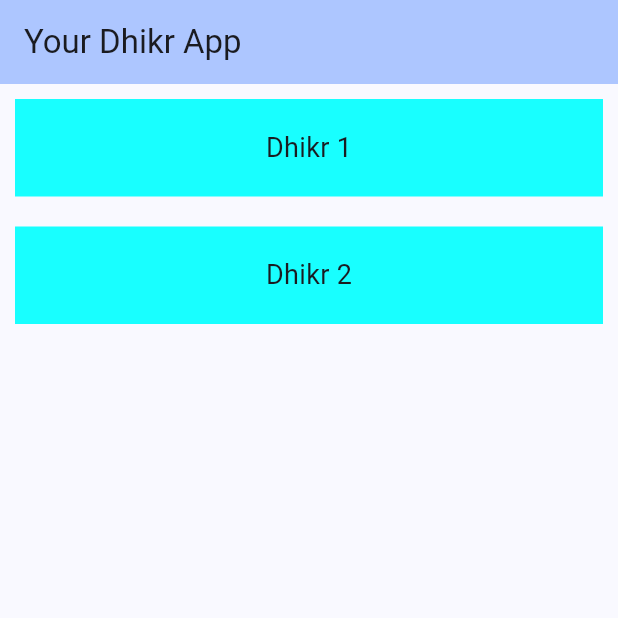
After one commit to ahmadtheswe/dhikr-app-flutter, a Flutter app: the screen it shows after launch, on a phone screen of 412 x 824 dp, the top half of it. The commit adds this screen. Run offline on Flutter 3.47's test engine with Material 3 defaults, Android fonts, the phone set to English and light mode, and no system bars.

Commit message:
move dhikr_list_page.dart from main.dart

```diff
--- /dev/null
+++ b/lib/pages/dhikr_list_page.dart
@@ -0,0 +1,69 @@
+import 'dart:convert';
+
+import 'package:dhikr_app/models/dhikr_model.dart';
+import 'package:dhikr_app/pages/dhikr_page.dart';
+import 'package:flutter/material.dart';
+import 'package:flutter/services.dart';
+
+class DhikrListPage extends StatefulWidget {
+  const DhikrListPage({super.key, required this.title});
+  final String title;
+
+  @override
+  State<DhikrListPage> createState() => _DhikrListPage();
+}
+
+class _DhikrListPage extends State<DhikrListPage> {
+  List<Dhikr> dhikr = [];
+
+  @override
+  void initState() {
+    super.initState();
+    loadDhikr().then((value) {
+      setState(() {
+        dhikr = value;
+      });
+    });
+  }
+
+  Future<List<Dhikr>> loadDhikr() async {
+    String jsonString = await rootBundle.loadString('lib/assets/morning.json');
+    final jsonResponse = json.decode(jsonString);
+    List<Dhikr> dhikrs = [];
+    for (var i in jsonResponse) {
+      dhikrs.add(Dhikr.fromJson(i));
+    }
+    return dhikrs;
+  }
+
+  @override
+  Widget build(BuildContext context) {
+    return Scaffold(
+        appBar: AppBar(
+          backgroundColor: Theme.of(context).colorScheme.inversePrimary,
+          title: Text(widget.title),
+        ),
+        body: ListView.builder(
+          itemCount: dhikr.length,
+          itemBuilder: (context, index) {
+            return GestureDetector(
+              onTap: () {
+                Navigator.push(context,
+                    MaterialPageRoute(builder: (context) => DhikrPage(dhikr: dhikr[index],)));
+              },
+              child: Container(
+                height: 65,
+                margin: const EdgeInsets.all(10),
+                color: Colors.cyanAccent,
+                child: Center(
+                  child: Text(
+                    dhikr[index].title,
+                    style: const TextStyle(fontSize: 18),
+                  ),
+                ),
+              ),
+            );
+          },
+        ));
+  }
+}
```
Also changed, not shown: lib/main.dart (+2 -69 lines), lib/pages/dhikr_page.dart (+16 -5 lines).
